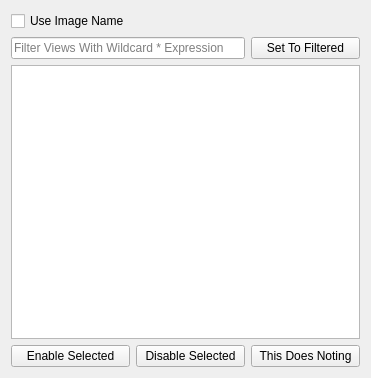
Before: the Qt Designer form DML_Nuke/Nuke_GUI/Generic_Widgets/View_Selection.ui in SGSMarkNA/DML_Tools, drawn with Qt 5.
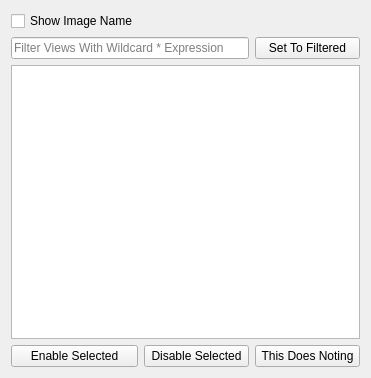
After: the same form once the commit is applied. Custom widgets are drawn as their Qt base class.

Patch:
```diff
--- a/DML_Nuke/Nuke_GUI/Generic_Widgets/View_Selection.ui
+++ b/DML_Nuke/Nuke_GUI/Generic_Widgets/View_Selection.ui
@@ -59,7 +59,7 @@
    <item row="0" column="0">
     <widget class="QCheckBox" name="CHKB_Use_Image_Name">
      <property name="text">
-      <string>Use Image Name</string>
+      <string>Show Image Name</string>
      </property>
     </widget>
    </item>
```
